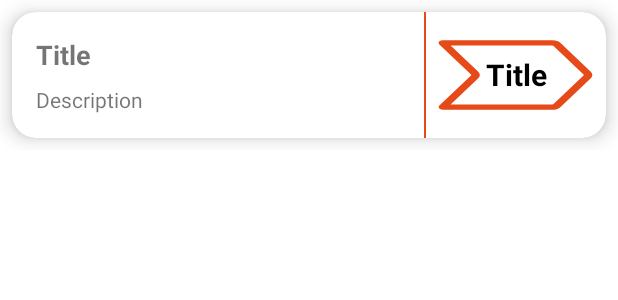
After one commit to emrood/sunrise_tv, an Android app: the layout item_price.xml on its own in the app's theme, with its tools: preview values and no code run, on a phone screen of 412 x 824 dp. The commit adds this screen. Shown: the top 300 px of the screen. Run offline under Robolectric (Android 15) with nearby library versions, the phone set to English and light mode, and no system bars.

Commit message:
adding prices

```diff
--- a/app/build.gradle.kts
+++ b/app/build.gradle.kts
@@ -42,7 +42,8 @@ dependencies {
     implementation(libs.gson)
     implementation(libs.retrofit) // Dernière version stable de Retrofit
     implementation(libs.converter.gson) // Convertisseur Gson pour Retrofit
-
+    implementation("androidx.viewpager2:viewpager2:1.0.0")
+    implementation("androidx.recyclerview:recyclerview:1.3.0")
     implementation(libs.logging.interceptor)
     testImplementation(libs.junit)
     androidTestImplementation(libs.ext.junit)
--- a/app/src/main/java/com/wyzdev/sunrisetv/interfaces/APIInterface.java
+++ b/app/src/main/java/com/wyzdev/sunrisetv/interfaces/APIInterface.java
@@ -68,7 +68,7 @@ public interface APIInterface {
     Call<List<Movement>> getMovements();
 
     @GET("truck_stations")
-    Call<List<TruckStation>> getTruckStations(@Query("orderdesc") String orderDesc, @Query("station_id") Long stationId);
+    Call<List<TruckStation>> getTruckStations(@Nullable @Query("orderdesc") String orderDesc, @Nullable @Query("include") String include, @Nullable @Query("station_id") Long stationId);
 
     @GET("sales")
     Call<List<Sale>> searchSale(@Query("sale_number") String saleNumber);
--- a/app/src/main/java/com/wyzdev/sunrisetv/models/TruckStation.java
+++ b/app/src/main/java/com/wyzdev/sunrisetv/models/TruckStation.java
@@ -4,6 +4,8 @@ package com.wyzdev.sunrisetv.models;
  * Created by Noel Emmanuel Roodly on 8/26/2022.
  */
 
+
+import androidx.annotation.Nullable;
 
 import com.google.gson.annotations.Expose;
 import com.google.gson.annotations.SerializedName;
@@ -14,6 +16,8 @@ public class TruckStation {
     @SerializedName("truck_id") @Expose public Long truck_id;
     @SerializedName("price") @Expose public Double price;
     @SerializedName("taxe") @Expose public Double taxe;
+    @SerializedName("truck") @Expose @Nullable public Truck truck;
+    @SerializedName("station") @Expose @Nullable public Station station;
     @SerializedName("created") @Expose public String created;
     @SerializedName("modified") @Expose public String modified;
 }
--- /dev/null
+++ b/app/src/main/res/drawable/tag_one.xml
@@ -0,0 +1,13 @@
+<vector xmlns:android="http://schemas.android.com/apk/res/android"
+    android:width="256dp"
+    android:height="256dp"
+    android:viewportWidth="256"
+    android:viewportHeight="256">
+  <path
+      android:pathData="M186.4,196.4l42.6,-64a7.8,7.8 0,0 0,0 -8.8l-42.6,-64a7.9,7.9 0,0 0,-6.7 -3.6H24l45,67.6a7.8,7.8 0,0 1,0 8.8L24,200H179.7A7.9,7.9 0,0 0,186.4 196.4Z"
+      android:strokeLineJoin="round"
+      android:strokeWidth="12"
+      android:fillColor="#00000000"
+      android:strokeColor="@color/purple_200"
+      android:strokeLineCap="round"/>
+</vector>
--- /dev/null
+++ b/app/src/main/res/layout/item_price.xml
@@ -0,0 +1,79 @@
+<?xml version="1.0" encoding="utf-8"?>
+<LinearLayout xmlns:android="http://schemas.android.com/apk/res/android"
+    xmlns:card_view="http://schemas.android.com/apk/res-auto"
+    xmlns:tools="http://schemas.android.com/tools"
+    android:orientation="vertical"
+    android:layout_width="match_parent"
+    android:layout_height="wrap_content">
+
+    <androidx.cardview.widget.CardView
+        android:layout_width="match_parent"
+        android:layout_height="wrap_content"
+        card_view:cardCornerRadius="16dp"
+        card_view:cardElevation="8dp"
+        android:layout_margin="8dp">
+
+        <LinearLayout
+            android:layout_width="match_parent"
+            android:layout_height="wrap_content"
+            android:orientation="horizontal">
+
+            <LinearLayout
+                android:layout_width="match_parent"
+                android:layout_height="wrap_content"
+                android:layout_weight="1"
+                android:orientation="vertical"
+                android:padding="16dp">
+
+                <TextView
+                    android:id="@+id/tv_product_name"
+                    android:layout_width="wrap_content"
+                    android:layout_height="wrap_content"
+                    tools:text="Title"
+                    android:textSize="18sp"
+                    android:textStyle="bold"
+                    android:layout_marginBottom="8dp" />
+
+                <TextView
+                    android:id="@+id/description"
+                    android:layout_width="wrap_content"
+                    android:layout_height="wrap_content"
+                    tools:text="Description"
+                    android:textSize="14sp" />
+
+            </LinearLayout>
+
+            <View
+                android:layout_width="1dp"
+                android:layout_height="match_parent"
+                android:background="@color/purple_200"/>
+
+            <RelativeLayout
+                android:layout_width="120dp"
+                android:layout_height="match_parent">
+
+
+
+                <TextView
+                    android:id="@+id/tv_price"
+                    android:layout_centerInParent="true"
+                    android:layout_width="wrap_content"
+                    android:layout_height="match_parent"
+                    android:textColor="@color/black"
+                    tools:text="Title"
+                    android:gravity="center"
+                    android:textSize="20sp"
+                    android:textStyle="bold"
+                    android:background="@drawable/tag_one"
+                    android:layout_marginBottom="8dp" />
+
+            </RelativeLayout>
+
+
+        </LinearLayout>
+
+
+
+    </androidx.cardview.widget.CardView>
+
+</LinearLayout>
--- a/app/src/main/res/layout/item_tracking.xml
+++ b/app/src/main/res/layout/item_tracking.xml
@@ -4,7 +4,7 @@
     xmlns:tools="http://schemas.android.com/tools"
     android:orientation="vertical"
     android:layout_width="match_parent"
-    android:layout_height="60dp"
+    android:layout_height="70dp"
     android:background="@null">
 
     <androidx.cardview.widget.CardView
@@ -29,7 +29,7 @@
                 android:layout_height="wrap_content"
                 android:textColor="@color/black"
                 android:textStyle="bold"
-                android:textSize="24sp"
+                android:textSize="28sp"
                 tools:text="CYAOIIOOO"/>
 
             <ImageView
--- a/app/src/main/res/values/colors.xml
+++ b/app/src/main/res/values/colors.xml
@@ -1,9 +1,9 @@
 <?xml version="1.0" encoding="utf-8"?>
 <resources>
-    <color name="purple_200">#FFBB86FC</color>
-    <color name="purple_500">#FF6200EE</color>
-    <color name="purple_700">#FF3700B3</color>
-    <color name="teal_200">#FF03DAC5</color>
+    <color name="purple_200">#E64A19</color>
+    <color name="purple_500">#E64A19</color>
+    <color name="purple_700">#E64A19</color>
+    <color name="teal_200">#FFCCBC</color>
     <color name="teal_700">#FF018786</color>
     <color name="black">#FF000000</color>
     <color name="white">#FFFFFFFF</color>
@@ -12,4 +12,11 @@
     <color name="light_blue_A200">#FF40C4FF</color>
     <color name="light_blue_A400">#FF00B0FF</color>
     <color name="black_overlay">#66000000</color>
+
+    <color name="colorPrimaryDark">#E64A19</color>
+    <color name="colorAccent">#FFC107</color>
+    <color name="colorPrimaryLighter">#73b8ff</color>
+    <color name="primary_dark">#E64A19</color>
+    <color name="primary_light">#FFCCBC</color>
+    <color name="divider">#BDBDBD</color>
 </resources>
```
Also changed, not shown: app/src/main/java/com/wyzdev/sunrisetv/ui/activities/MainActivity.java (+93 -2 lines), app/src/main/java/com/wyzdev/sunrisetv/ui/adapters/TruckStationAdapter.java (added, +78 -0 lines), app/src/main/res/layout-land/activity_main.xml (+31 -8 lines), app/src/main/res/drawable/banner_new.jpg (added), 3 other files.
